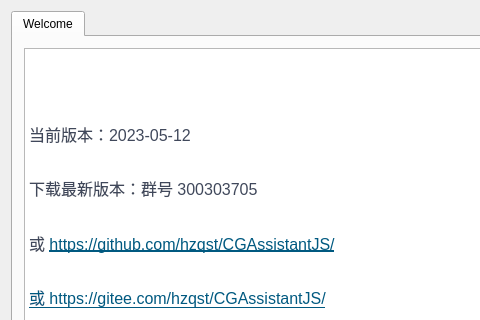
Qt form CGAssistant/mainwindow.ui (hzqst/CGAssistant) before a commit; both pictures show x 0 to 480 and y 0 to 320 of the 750 by 500 pixel window.
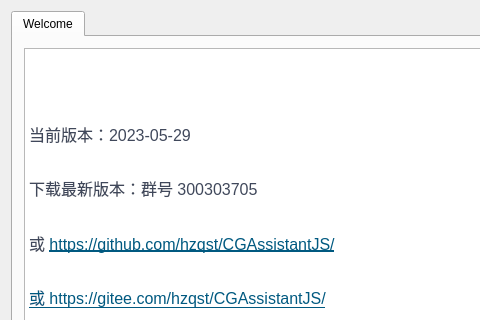
The same form after that commit. Icons and pictures are not drawn.

Commit message: 改进自动战斗系统的执行逻辑

```diff
--- a/CGAssistant/mainwindow.ui
+++ b/CGAssistant/mainwindow.ui
@@ -73,7 +73,7 @@
 &lt;/style&gt;&lt;/head&gt;&lt;body style=&quot; font-family:'Microsoft YaHei UI'; font-size:9pt; font-weight:400; font-style:normal;&quot;&gt;
 &lt;p style=&quot; margin-top:0px; margin-bottom:0px; margin-left:0px; margin-right:0px; -qt-block-indent:0; text-indent:0px;&quot;&gt;&lt;img src=&quot;:/logo.png&quot; /&gt;&lt;/p&gt;
 &lt;p style=&quot;-qt-paragraph-type:empty; margin-top:0px; margin-bottom:16px; margin-left:0px; margin-right:0px; -qt-block-indent:0; text-indent:0px; line-height:160%; font-family:'-apple-system,BlinkMacSystemFont,Segoe UI,Helvetica,Arial,Apple Color Emoji,Segoe UI Emoji,Segoe UI Symbol,Liberation Sans,PingFang SC,Microsoft YaHei,Hiragino Sans GB,Wenquanyi Micro Hei,WenQuanYi Zen Hei,ST Heiti,SimHei,SimSun,WenQuanYi Zen Hei Sharp,sans-serif'; font-size:16px; color:#40485b; background-color:#ffffff;&quot;&gt;&lt;br /&gt;&lt;/p&gt;
-&lt;p style=&quot; margin-top:0px; margin-bottom:16px; margin-left:0px; margin-right:0px; -qt-block-indent:0; text-indent:0px; line-height:160%; background-color:#ffffff;&quot;&gt;&lt;span style=&quot; font-family:'-apple-system,BlinkMacSystemFont,Segoe UI,Helvetica,Arial,Apple Color Emoji,Segoe UI Emoji,Segoe UI Symbol,Liberation Sans,PingFang SC,Microsoft YaHei,Hiragino Sans GB,Wenquanyi Micro Hei,WenQuanYi Zen Hei,ST Heiti,SimHei,SimSun,WenQuanYi Zen Hei Sharp,sans-serif'; font-size:16px; color:#40485b; background-color:#ffffff;&quot;&gt;当前版本：2023-05-12&lt;/span&gt;&lt;/p&gt;
+&lt;p style=&quot; margin-top:0px; margin-bottom:16px; margin-left:0px; margin-right:0px; -qt-block-indent:0; text-indent:0px; line-height:160%; background-color:#ffffff;&quot;&gt;&lt;span style=&quot; font-family:'-apple-system,BlinkMacSystemFont,Segoe UI,Helvetica,Arial,Apple Color Emoji,Segoe UI Emoji,Segoe UI Symbol,Liberation Sans,PingFang SC,Microsoft YaHei,Hiragino Sans GB,Wenquanyi Micro Hei,WenQuanYi Zen Hei,ST Heiti,SimHei,SimSun,WenQuanYi Zen Hei Sharp,sans-serif'; font-size:16px; color:#40485b; background-color:#ffffff;&quot;&gt;当前版本：2023-05-29&lt;/span&gt;&lt;/p&gt;
 &lt;p style=&quot; margin-top:0px; margin-bottom:16px; margin-left:0px; margin-right:0px; -qt-block-indent:0; text-indent:0px; line-height:160%; background-color:#ffffff;&quot;&gt;&lt;span style=&quot; font-family:'-apple-system,BlinkMacSystemFont,Segoe UI,Helvetica,Arial,Apple Color Emoji,Segoe UI Emoji,Segoe UI Symbol,Liberation Sans,PingFang SC,Microsoft YaHei,Hiragino Sans GB,Wenquanyi Micro Hei,WenQuanYi Zen Hei,ST Heiti,SimHei,SimSun,WenQuanYi Zen Hei Sharp,sans-serif'; font-size:16px; color:#40485b; background-color:#ffffff;&quot;&gt;下载最新版本：群号 300303705&lt;/span&gt;&lt;/p&gt;
 &lt;p style=&quot; margin-top:0px; margin-bottom:16px; margin-left:0px; margin-right:0px; -qt-block-indent:0; text-indent:0px; line-height:160%; background-color:#ffffff;&quot;&gt;&lt;span style=&quot; font-family:'-apple-system,BlinkMacSystemFont,Segoe UI,Helvetica,Arial,Apple Color Emoji,Segoe UI Emoji,Segoe UI Symbol,Liberation Sans,PingFang SC,Microsoft YaHei,Hiragino Sans GB,Wenquanyi Micro Hei,WenQuanYi Zen Hei,ST Heiti,SimHei,SimSun,WenQuanYi Zen Hei Sharp,sans-serif'; font-size:16px; color:#40485b; background-color:#ffffff;&quot;&gt;或 &lt;/span&gt;&lt;a href=&quot;https://github.com/hzqst/CGAssistant/&quot;&gt;&lt;span style=&quot; font-family:'-apple-system,BlinkMacSystemFont,Segoe UI,Helvetica,Arial,Apple Color Emoji,Segoe UI Emoji,Segoe UI Symbol,Liberation Sans,PingFang SC,Microsoft YaHei,Hiragino Sans GB,Wenquanyi Micro Hei,WenQuanYi Zen Hei,ST Heiti,SimHei,SimSun,WenQuanYi Zen Hei Sharp,sans-serif'; font-size:16px; text-decoration: underline; color:#005980; background-color:transparent;&quot;&gt;https://github.com/hzqst/CGAssistantJS/&lt;/span&gt;&lt;/a&gt;&lt;/p&gt;
 &lt;p style=&quot; margin-top:0px; margin-bottom:16px; margin-left:0px; margin-right:0px; -qt-block-indent:0; text-indent:0px; line-height:160%; background-color:#ffffff;&quot;&gt;&lt;a href=&quot;https://github.com/hzqst/CGAssistantJS/issues&quot;&gt;&lt;span style=&quot; font-family:'-apple-system,BlinkMacSystemFont,Segoe UI,Helvetica,Arial,Apple Color Emoji,Segoe UI Emoji,Segoe UI Symbol,Liberation Sans,PingFang SC,Microsoft YaHei,Hiragino Sans GB,Wenquanyi Micro Hei,WenQuanYi Zen Hei,ST Heiti,SimHei,SimSun,WenQuanYi Zen Hei Sharp,sans-serif'; font-size:16px; text-decoration: underline; color:#005980; background-color:transparent;&quot;&gt;或 &lt;/span&gt;&lt;/a&gt;&lt;a href=&quot;https://github.com/hzqst/CGAssistant/&quot;&gt;&lt;span style=&quot; font-family:'-apple-system,BlinkMacSystemFont,Segoe UI,Helvetica,Arial,Apple Color Emoji,Segoe UI Emoji,Segoe UI Symbol,Liberation Sans,PingFang SC,Microsoft YaHei,Hiragino Sans GB,Wenquanyi Micro Hei,WenQuanYi Zen Hei,ST Heiti,SimHei,SimSun,WenQuanYi Zen Hei Sharp,sans-serif'; font-size:16px; text-decoration: underline; color:#005980; background-color:transparent;&quot;&gt;https://gitee.com/hzqst/CGAssistantJS/&lt;/span&gt;&lt;/a&gt;&lt;/p&gt;&lt;/body&gt;&lt;/html&gt;</string>
```
The commit also changes 2 other files.
